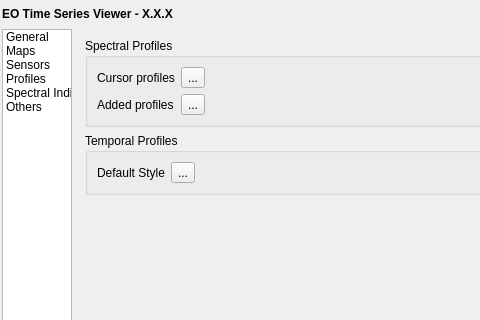
jakimowb/eo-time-series-viewer, file eotimeseriesviewer/settings/settings.ui: the form before one commit; both pictures show x 0 to 480 and y 0 to 320 of the 713 by 671 pixel window.
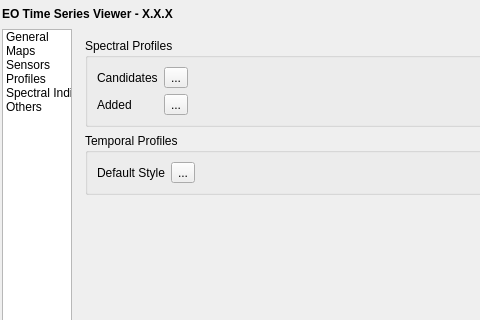
The form after the commit. The open tabs and pages were chosen to show the change. Icons and pictures are not drawn. Custom widgets are drawn as their Qt base class.

Commit message: SpectralLibraryDockWidget uses default profile color from EOTSV settings

The edit to the form file:
```diff
--- a/eotimeseriesviewer/settings/settings.ui
+++ b/eotimeseriesviewer/settings/settings.ui
@@ -665,14 +665,14 @@
            <item row="0" column="0">
             <widget class="QLabel" name="label_15">
              <property name="text">
-              <string>Cursor profiles</string>
+              <string>Candidates</string>
              </property>
             </widget>
            </item>
            <item row="1" column="0">
             <widget class="QLabel" name="label_17">
              <property name="text">
-              <string>Added profiles</string>
+              <string>Added</string>
              </property>
             </widget>
            </item>
```
Left out of the diff: 6 changed lines with no effect on the pictures. The commit also changes 2 other files.
